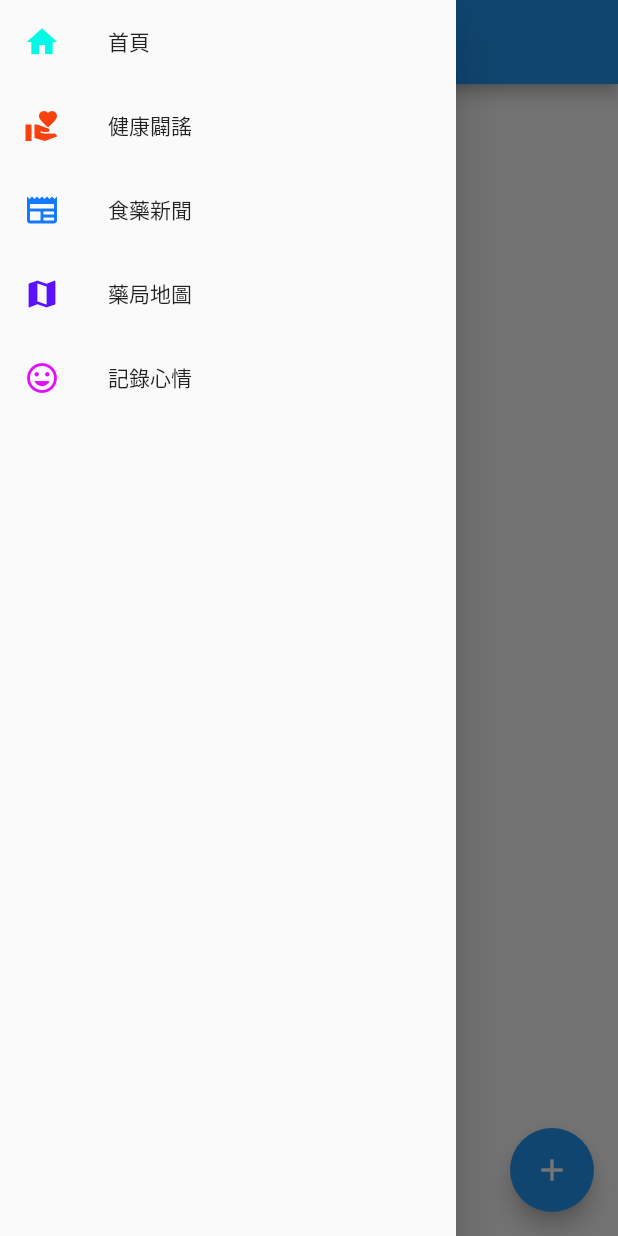
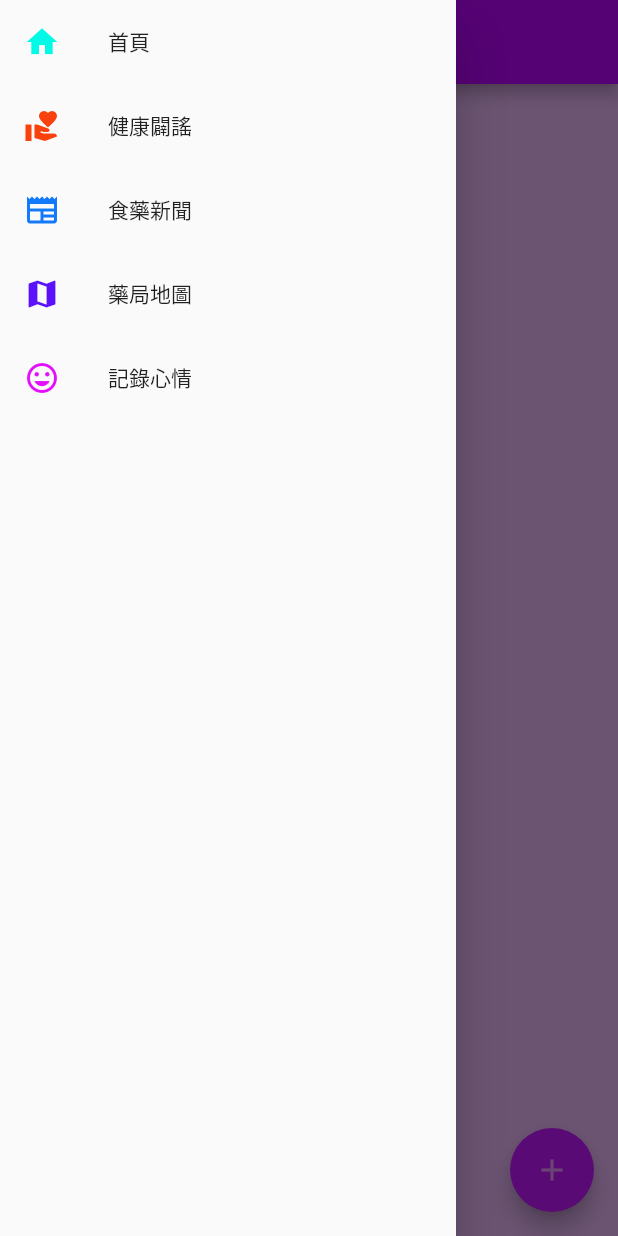
Before and after one commit to hsinyi-lin/HealNow-2.0, a Flutter app: the MoodPage screen opened directly, with the side drawer open, on a phone screen of 412 x 824 dp. Run offline on Flutter 3.47's test engine with Material 2 defaults, Android fonts, the phone set to English and light mode, and no system bars; our stand-ins replace google_maps_flutter, sqflite; missing offline and left inert: postgres; accounts and stored records are empty.

```diff
--- a/lib/mood.dart
+++ b/lib/mood.dart
@@ -52,7 +52,7 @@ class _MoodPageState extends State<MoodPage> {
       headers: {
         'Content-Type': 'application/json',
         'Authorization':
-            'Bearer openai_key',
+            'Bearer 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',
       },
       body: json.encode({
         "model": "gpt-3.5-turbo",
@@ -92,8 +92,16 @@ class _MoodPageState extends State<MoodPage> {
   @override
   Widget build(BuildContext context) {
     return Scaffold(
+      backgroundColor: Color.fromARGB(255, 233, 183, 248), // 10% 的透明度
       appBar: AppBar(
-        title: const Text("記錄心情"),
+        title: const Text(
+          '記錄心情',
+          style: TextStyle(
+            color: Colors.black,
+          ), // 设置字体颜色为黑色
+        ),
+        backgroundColor:Color.fromARGB(255, 186, 4, 252),
+        iconTheme: IconThemeData(color: Colors.black), // 设置菜单图标颜色为黑色
       ),
       drawer: const AppDrawer(),
       body: FutureBuilder<List<Map<String, dynamic>>?>(
@@ -120,7 +128,8 @@ class _MoodPageState extends State<MoodPage> {
       // 用於新增按鈕
       floatingActionButton: FloatingActionButton(
         onPressed: _showMoodInput,
-        child: const Icon(Icons.add),
+        child: const Icon(Icons.add,color: Color.fromARGB(255, 231, 145, 252)),
+        backgroundColor:Color.fromARGB(255, 197, 22, 255) ,
       ),
     );
   }
@@ -204,6 +213,9 @@ class _MoodPageState extends State<MoodPage> {
                       Navigator.of(context).pop();
                       addMoodData(moodTextController.text);
                     },
+                    style: ElevatedButton.styleFrom(
+                      backgroundColor: Colors.purple, // 设置按钮颜色为紫色
+                    ),
                     child: const Text('確認'),
                   ),
                 ],
```
